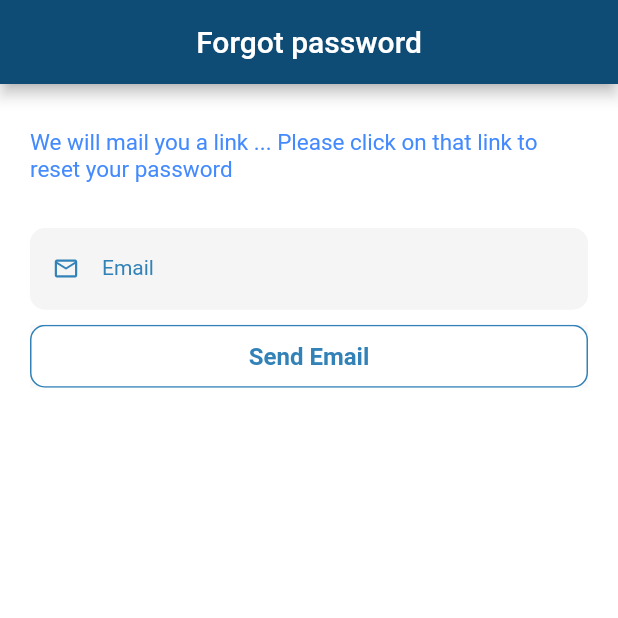
After one commit to fordevelop2020/qr_management, a Flutter app: the screen it shows after launch, after a tap on "Forgot password?", on a phone screen of 412 x 824 dp, the top half of it. The commit adds this screen. Run offline on Flutter 3.47's test engine with Material 2 defaults, Android fonts, the phone set to English and light mode, and no system bars; our stand-ins replace carousel_slider, cloud_firestore, email_validator, file_picker, firebase_auth, firebase_database and 7 more; missing offline and left inert: barcode_scan, flutter_full_pdf_viewer, folding_cell, multi_image_picker; accounts and stored records are empty; network calls fail.

Commit message:
settings app

```diff
--- /dev/null
+++ b/lib/ForgotScreen.dart
@@ -0,0 +1,69 @@
+import 'package:firebase_auth/firebase_auth.dart';
+import 'package:flutter/material.dart';
+import 'package:provider/provider.dart';
+import 'package:qr_management/widgets/button_widget.dart';
+import 'package:qr_management/widgets/textfield_widget.dart';
+
+import 'models/home_model.dart';
+
+class ForgotScreen extends StatefulWidget {
+  @override
+  _ForgotScreenState createState() => _ForgotScreenState();
+}
+
+class _ForgotScreenState extends State<ForgotScreen> {
+  String _email ="";
+  var _formkey = GlobalKey<FormState>();
+  @override
+  Widget build(BuildContext context) {
+    final model = Provider.of<HomeModel>(context);
+    return Scaffold(
+      appBar: AppBar(
+        backgroundColor: Color(0xff0f4c75),
+        title: Text("Forgot password"),
+        centerTitle: true,
+      ),
+      backgroundColor: Colors.white,
+      body: Center(
+        child: Padding(padding: EdgeInsets.only(top: 30,left: 20,right: 20),
+        child: Form(
+          key: _formkey,
+          child: Column(
+            children: <Widget>[
+              Text("We will mail you a link ... Please click on that link to reset your password", style: TextStyle(color: Colors.blueAccent, fontSize: 15),),
+              SizedBox(
+                height: 30.0,
+              ),
+               new TextForm2Field(
+                hintText: 'Email',
+                validator: (value) => value.isEmpty ? 'Email can\'t be empty' : null,
+                //controller: emailTextController,
+                obscureText: false,
+                prefixIconData: Icons.mail_outline,
+                suffixIconData: model.isValid ? Icons.check : null,
+                onSaved: (value) => _email = value,
+              ),
+              SizedBox(
+                height: 10.0,
+              ),
+              ButtonWidget(
+                title: 'Send Email',
+                hasBorder: true,
+                // ignore: missing_return
+                onPressed: ()  {
+                  if (_formkey.currentState.validate()) {
+                    _formkey.currentState.save();
+                FirebaseAuth.instance.sendPasswordResetEmail(email: _email).then((value) => print("Check your mail"));
+                  }},
+              ),
+              SizedBox(
+                height: 10.0,
+              ),
+            ],
+          ),
+        ),
+        ),
+      ),
+    );
+  }
+}
--- a/lib/main.dart
+++ b/lib/main.dart
@@ -4,20 +4,13 @@ import 'package:flutter/material.dart';
 import 'package:google_sign_in/google_sign_in.dart';
 import 'package:provider/provider.dart';
 import 'package:qr_management/screens/home/Home.dart';
-import 'package:qr_management/screens/home/addProjet.dart';
 import 'package:qr_management/shared/globals.dart';
 import 'package:qr_management/widgets/button_widget.dart';
 import 'package:qr_management/widgets/textfield_widget.dart';
 import 'package:qr_management/widgets/wave_widget.dart';
+import 'ForgotScreen.dart';
 import 'models/home_model.dart';
 import 'models/user.dart';
-import 'package:qr_management/shared/loading.dart';
-
-
-
-
-
-
 
 void main() => runApp(MyApp());
 
@@ -150,6 +143,10 @@ class _MyHomePageState extends State<MyHomePage> {
   }
 
 
+//  Future<void> resetPassword(String email) async {
+//    await firebaseAuth.sendPasswordResetEmail(email: email);
+//  }
+
   Future<FirebaseUser> signInWithMail(String emailT , String passwordT) async
   {
 
@@ -279,16 +276,13 @@ class _MyHomePageState extends State<MyHomePage> {
                       children: <Widget>[
                         Align(
                           alignment: Alignment.topRight,
-                          child: Container(
-                            child: Text(
-                              'Forgot password?',
-//                              textAlign: TextAlign.right,
-                              style: TextStyle(
-                                color: Color(0xff3282b8),
-                              ),
+                          child: InkWell(
+                            onTap: (){
+                              Navigator.pushReplacement(context, MaterialPageRoute(builder: (BuildContext context)=> ForgotScreen()));
+                            },
+                          child :Text('Forgot password?', style: TextStyle(color: Color(0xff3282b8)),
                             ),
-                          ),
-                        ),
+                          )),
                       ],
                     ),
                 //  ],
```
Also changed, not shown: lib/screens/home/Home.dart (+47 -27 lines).
